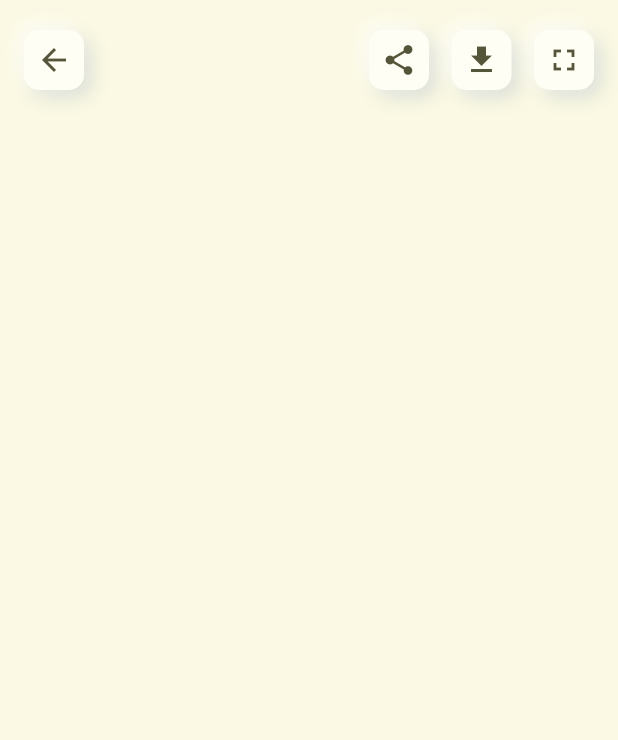
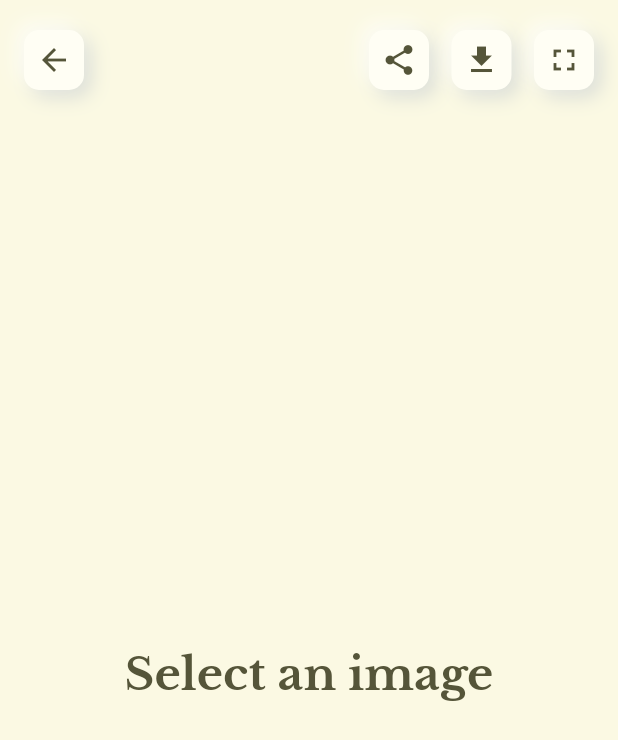
Before and after one commit to tipu0710/ml_gallery, a Flutter app: the PhotoDetails screen opened directly, on a phone screen of 412 x 824 dp. Shown: the top 740 px of the screen. Run offline on Flutter 3.47's test engine with Material 2 defaults, Android fonts, the phone set to English and light mode, and no system bars; drawn by our look-alikes of overlay_support; our stand-ins replace cached_network_image, connectivity, dio, flutter_cache_manager, gallery_saver, infinite_scroll_pagination and 2 more; network calls fail.

```diff
--- a/lib/ui/photo_details/view/photo_details.dart
+++ b/lib/ui/photo_details/view/photo_details.dart
@@ -59,12 +59,12 @@ class _PhotoDetailsState extends State<PhotoDetails> {
               actions: [actions()],
             )
           : null,
-      body: SingleChildScrollView(
-        child: Consumer<PhotoModelProviders>(
+      body: Consumer<PhotoModelProviders>(
         builder: (_, photoModelProvider, __) {
           if (photoModelProvider.imageInfoModel != null) {
             imageInfoModel = photoModelProvider.imageInfoModel!;
-              return Column(
+            return SingleChildScrollView(
+              child: Column(
                 mainAxisAlignment: MainAxisAlignment.center,
                 children: [
                   const SizedBox(
@@ -82,12 +82,12 @@ class _PhotoDetailsState extends State<PhotoDetails> {
                     urlId: photoModelProvider.imageInfoModel!.url!.getUrlId(),
                   ),
                 ],
+              ),
             );
           } else {
-              return Container();
+            return const Center(child: MlText(text: "Select an image", fontSize: 30,),);
           }
         },
-        ),
       ),
     );
   }
--- a/lib/ui/photo_library/view/tab/photo_library_tab.dart
+++ b/lib/ui/photo_library/view/tab/photo_library_tab.dart
@@ -10,7 +10,10 @@ class PhotoLibraryTabView extends StatelessWidget {
     return Row(
       children: const [
         Expanded(flex: 2, child: PhotoLibrary()),
-        Expanded(flex: 4, child: PhotoDetails()),
+        Expanded(flex: 4, child: Padding(
+          padding: EdgeInsets.only(left:16.0),
+          child: PhotoDetails(),
+        )),
       ],
     );
   }
```
Lines whose indentation alone changed are shown as unchanged.
